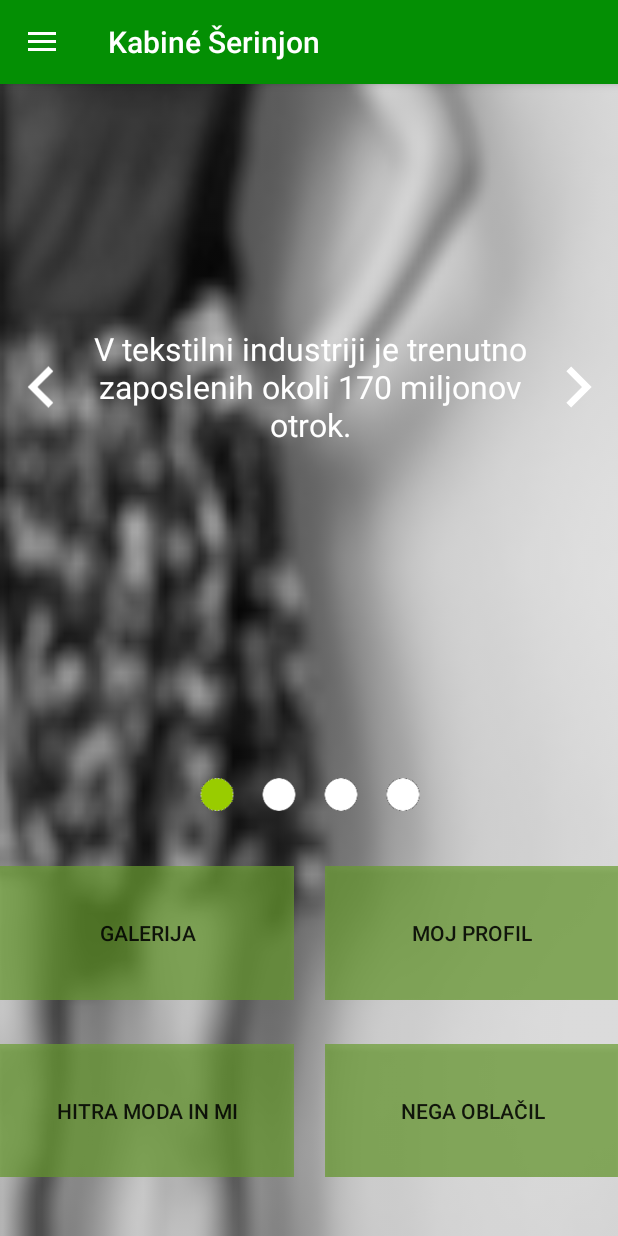
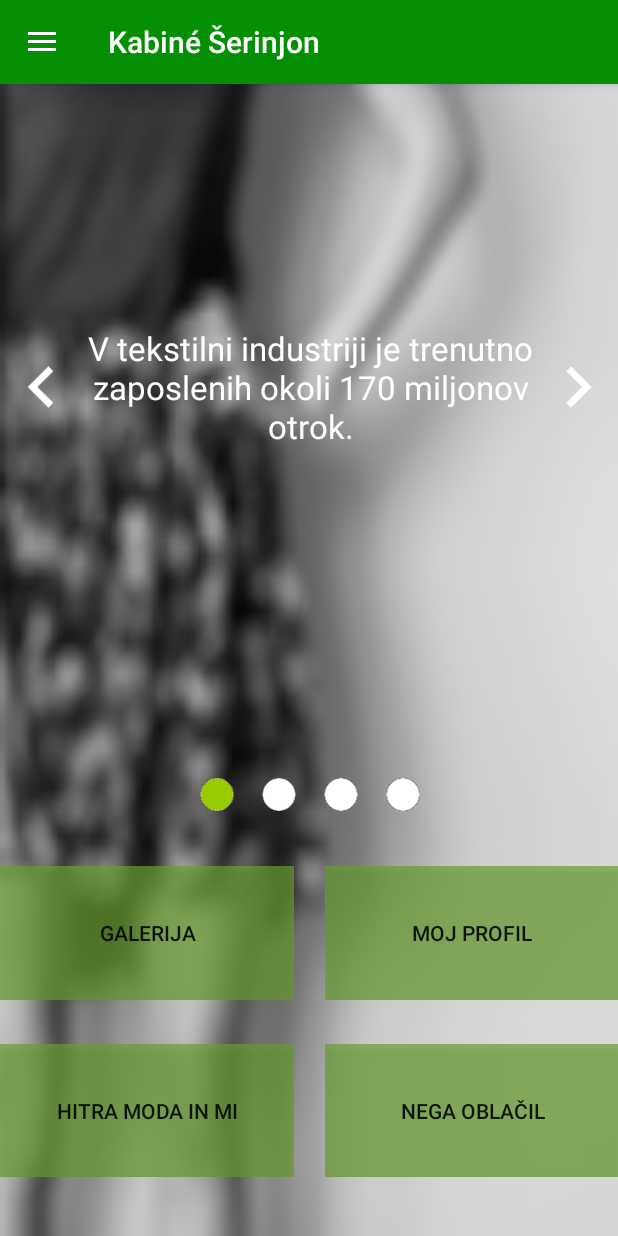
Before and after one commit to HarejJ/tshm_android, an Android app: the MainFragment screen opened directly, with no data from a screen before it, on a phone screen of 412 x 824 dp. Run offline under Robolectric (Android 15) with nearby library versions, the phone set to English and light mode, and no system bars; our stand-ins replace CircleImageView; 2 statements that could not run were skipped.

Commit message:
Dodani responsive fonti v registraciji in na main fragmentu.

```diff
--- a/app/src/main/res/layout/activity_registration.xml
+++ b/app/src/main/res/layout/activity_registration.xml
@@ -157,7 +157,7 @@
                     android:layout_weight="1"
                     android:gravity="top|center"
                     android:textColor="@color/error"
-                    android:textSize="14sp" />
+                    android:textSize="@dimen/normal_font_size" />
             </LinearLayout>
         </LinearLayout>
 
--- a/app/src/main/res/layout/fragment_main.xml
+++ b/app/src/main/res/layout/fragment_main.xml
@@ -79,7 +79,7 @@
                                 android:gravity="center"
                                 android:text="@string/zaposleni_otroci"
                                 android:textColor="@color/common_google_signin_btn_text_dark_default"
-                                android:textSize="@dimen/large_font_size"
+                                android:textSize="@dimen/xlarge_font_size"
                                 android:visibility="visible" />
                         </LinearLayout>
 
@@ -99,7 +99,7 @@
                                 android:gravity="center"
                                 android:text="@string/pridelava"
                                 android:textColor="@color/common_google_signin_btn_text_dark_default"
-                                android:textSize="24sp"
+                                android:textSize="@dimen/xlarge_font_size"
                                 android:visibility="visible" />
                         </LinearLayout>
 
@@ -119,7 +119,7 @@
                                 android:gravity="center"
                                 android:text="@string/zivljenska_doba"
                                 android:textColor="@color/common_google_signin_btn_text_dark_default"
-                                android:textSize="24sp"
+                                android:textSize="@dimen/xlarge_font_size"
                                 android:visibility="visible" />
                         </LinearLayout>
 
@@ -139,7 +139,7 @@
                                 android:gravity="center"
                                 android:text="@string/pobiralec"
                                 android:textColor="@color/common_google_signin_btn_text_dark_default"
-                                android:textSize="24sp"
+                                android:textSize="@dimen/xlarge_font_size"
                                 android:visibility="visible" />
                         </LinearLayout>
 
```
Also changed, not shown: 6 other files.
